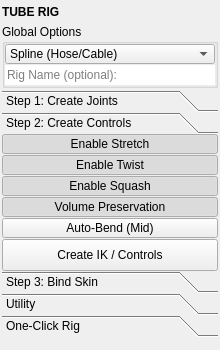
m3trik/mayatk, file mayatk/rig_utils/tube_rig.ui: the form before one commit.
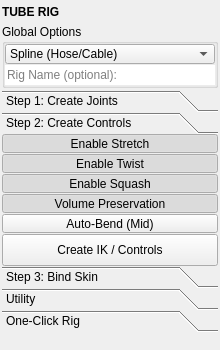
The form after the commit. The open tabs and pages were chosen to show the change. Custom widgets are drawn as their Qt base class.

The edit to the form file:
```diff
--- a/mayatk/rig_utils/tube_rig.ui
+++ b/mayatk/rig_utils/tube_rig.ui
@@ -371,13 +371,13 @@
           <property name="minimumSize">
            <size>
             <width>0</width>
-            <height>20</height>
+            <height>19</height>
            </size>
           </property>
           <property name="maximumSize">
            <size>
             <width>999</width>
-            <height>20</height>
+            <height>19</height>
            </size>
           </property>
           <property name="toolTip">
@@ -399,13 +399,13 @@
           <property name="minimumSize">
            <size>
             <width>0</width>
-            <height>20</height>
+            <height>19</height>
            </size>
           </property>
           <property name="maximumSize">
            <size>
             <width>999</width>
-            <height>20</height>
+            <height>19</height>
            </size>
           </property>
           <property name="toolTip">
@@ -427,13 +427,13 @@
           <property name="minimumSize">
            <size>
             <width>0</width>
-            <height>20</height>
+            <height>19</height>
            </size>
           </property>
           <property name="maximumSize">
            <size>
             <width>999</width>
-            <height>20</height>
+            <height>19</height>
            </size>
           </property>
           <property name="toolTip">
@@ -455,13 +455,13 @@
           <property name="minimumSize">
            <size>
             <width>0</width>
-            <height>20</height>
+            <height>19</height>
            </size>
           </property>
           <property name="maximumSize">
            <size>
             <width>999</width>
-            <height>20</height>
+            <height>19</height>
            </size>
           </property>
           <property name="toolTip">
@@ -483,13 +483,13 @@
           <property name="minimumSize">
            <size>
             <width>0</width>
-            <height>20</height>
+            <height>19</height>
            </size>
           </property>
           <property name="maximumSize">
            <size>
             <width>999</width>
-            <height>20</height>
+            <height>19</height>
            </size>
           </property>
           <property name="toolTip">
```
Left out of the diff: 4 changed lines with no effect on the pictures.
